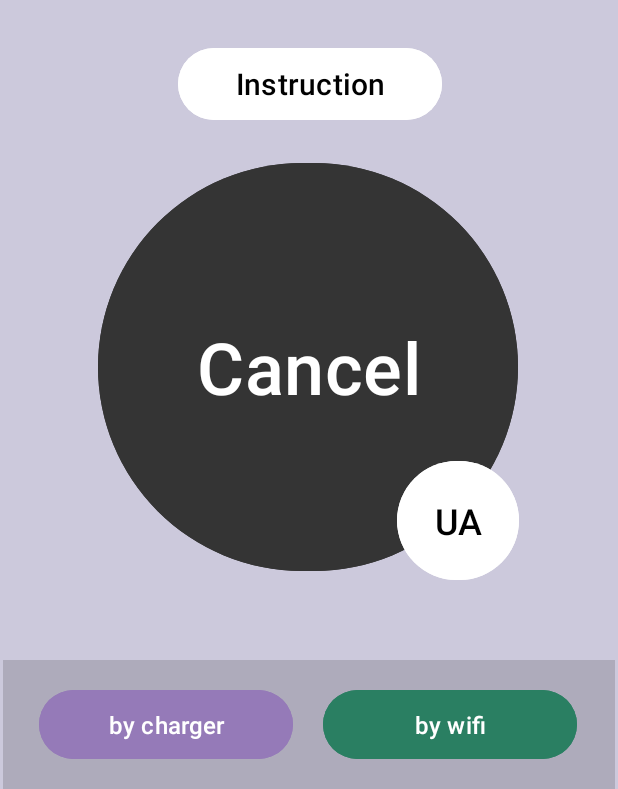
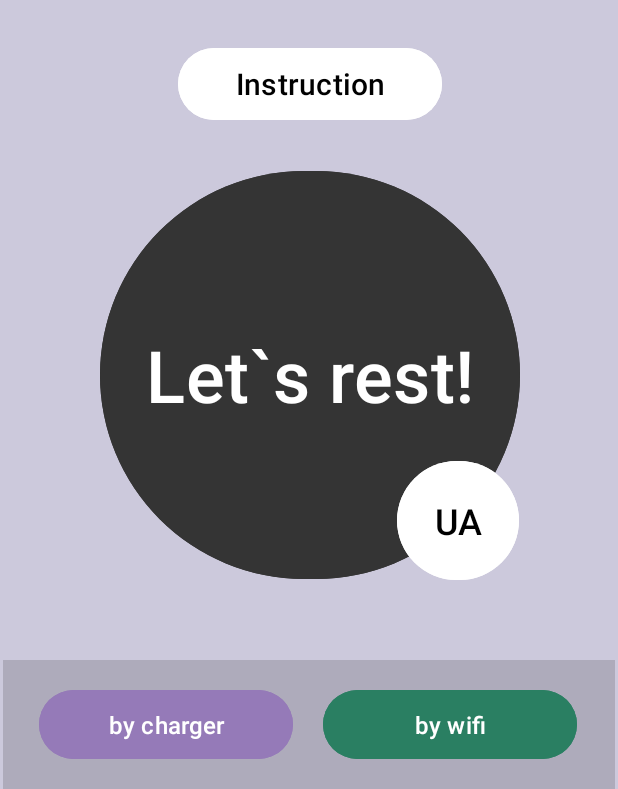
Before and after one commit to v1adem/wake-up-lights-on, an Android app: the screen it shows after launch (MainActivity), after a tap on an icon or button, on a phone screen of 412 x 824 dp, the part 447-1236 px from its top. Run offline under Robolectric (Android 15) with nearby library versions, the phone set to English and light mode, and no system bars.

Commit message:
Fixed bug with language changing and start_button

```diff
--- a/app/src/main/java/com/v1adem/wakeup/MainActivity.java
+++ b/app/src/main/java/com/v1adem/wakeup/MainActivity.java
@@ -5,6 +5,7 @@ import android.content.IntentFilter;
 import android.media.MediaPlayer;
 import android.os.Bundle;
 import android.util.Log;
+import android.view.View;
 import android.widget.Button;
 
 public class MainActivity extends AppCompat implements ChargingStatusListener{
@@ -16,6 +17,28 @@ public class MainActivity extends AppCompat implements ChargingStatusListener{
     protected void onCreate(Bundle savedInstanceState) {
         super.onCreate(savedInstanceState);
         setContentView(R.layout.activity_main);
+
+        // Managing the main logic for start_button
+        receiver = new ChargingReceiver(this);
+        IntentFilter filter = new IntentFilter(Intent.ACTION_POWER_CONNECTED);
+        mediaPlayer = MediaPlayer.create(this, R.raw.alarm);
+        mediaPlayer.setVolume(100, 100);
+
+        Button startButton = findViewById(R.id.start_button);
+        Button cancelButton = findViewById(R.id.cancel_button);
+        startButton.setOnClickListener(v -> {
+            startButton.setVisibility(View.INVISIBLE);
+            cancelButton.setVisibility(View.VISIBLE);
+
+            registerReceiver(receiver, filter);
+        });
+        cancelButton.setOnClickListener(v -> {
+            startButton.setVisibility(View.VISIBLE);
+            cancelButton.setVisibility(View.INVISIBLE);
+
+            unregisterReceiver(receiver); // Unregister the receiver to avoid memory leaks
+            mediaPlayer.stop();
+        });
 
         // Managing language changing
         languageManager = new LanguageManager(this);
@@ -33,25 +56,7 @@ public class MainActivity extends AppCompat implements ChargingStatusListener{
         // Managing the showing instruction
         // TODO
 
-        // Managing the main logic for start_button
-        receiver = new ChargingReceiver(this);
-        IntentFilter filter = new IntentFilter(Intent.ACTION_POWER_CONNECTED);
-        mediaPlayer = MediaPlayer.create(this, R.raw.alarm);
-        mediaPlayer.setVolume(100, 100);
 
-        Button startButton = findViewById(R.id.start_button);
-        startButton.setOnClickListener(v -> {
-            if (startButton.getText().toString().equals(this.getString(R.string.start_button))) {
-                startButton.setText(R.string.cancel);
-
-                registerReceiver(receiver, filter);
-            } else {
-                startButton.setText(R.string.start_button);
-
-                unregisterReceiver(receiver); // Unregister the receiver to avoid memory leaks
-                mediaPlayer.stop();
-            }
-        });
     }
 
     @Override
--- a/app/src/main/res/layout/activity_main.xml
+++ b/app/src/main/res/layout/activity_main.xml
@@ -77,12 +77,29 @@
         android:checkable="true"
         android:text="@string/start_button"
         android:textSize="48sp"
+        android:visibility="visible"
         app:layout_constraintBottom_toTopOf="@+id/footerLayout"
         app:layout_constraintEnd_toEndOf="parent"
         app:layout_constraintHorizontal_bias="0.496"
         app:layout_constraintStart_toStartOf="parent"
         app:layout_constraintTop_toBottomOf="@+id/headerLayout"
         app:layout_constraintVertical_bias="0.847" />
+
+    <Button
+        android:id="@+id/cancel_button"
+        android:layout_width="280dp"
+        android:layout_height="280dp"
+        android:backgroundTint="#343434"
+        android:checkable="true"
+        android:text="@string/start_button"
+        android:textSize="48sp"
+        android:visibility="invisible"
+        app:layout_constraintBottom_toTopOf="@+id/footerLayout"
+        app:layout_constraintEnd_toEndOf="parent"
+        app:layout_constraintHorizontal_bias="0.503"
+        app:layout_constraintStart_toStartOf="parent"
+        app:layout_constraintTop_toTopOf="@+id/imageView"
+        app:layout_constraintVertical_bias="0.849" />
 
     <Button
         android:id="@+id/language_button"
@@ -119,6 +136,7 @@
         android:layout_width="166dp"
         android:layout_height="169dp"
         android:layout_marginTop="4dp"
+        android:contentDescription="@string/logo_description"
         app:layout_constraintBottom_toTopOf="@+id/instruction_button"
         app:layout_constraintEnd_toEndOf="parent"
         app:layout_constraintHorizontal_bias="0.502"
--- a/app/src/main/res/values/strings.xml
+++ b/app/src/main/res/values/strings.xml
@@ -8,7 +8,9 @@
     <string name="language">UA</string>
     <string name="charger_button">by charger</string>
     <string name="wifi_button">by wifi</string>
-    <string name="cancel">Cancel</string>
+    <string name="cancel_button">Cancel</string>
+
+    <string name="logo_description">This is logo</string>
 
     <string name="charger_instruction">
         So you can set up this alarm
```
Also changed, not shown: 1 other file.
